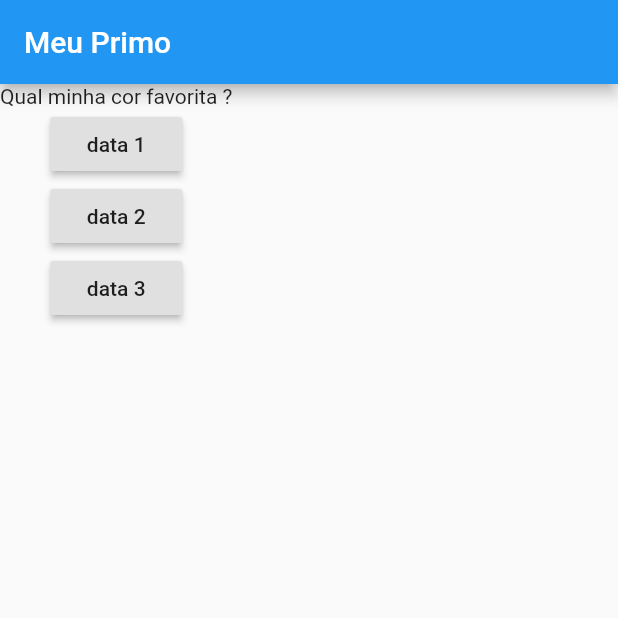
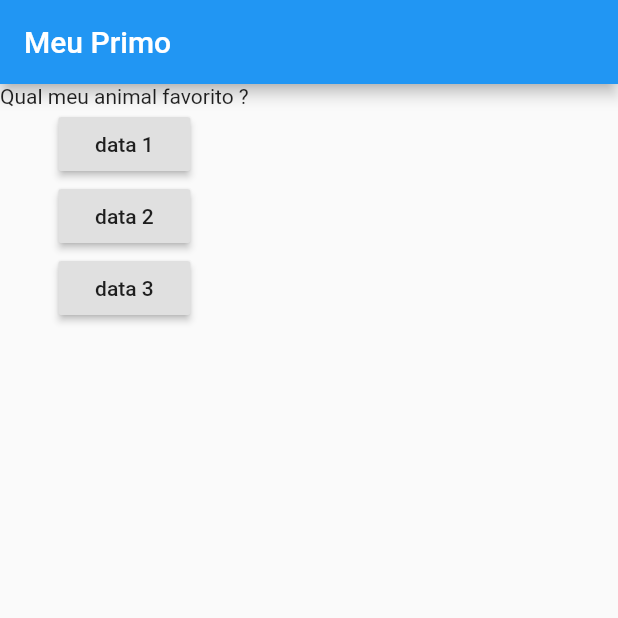
Before and after one commit to mavmaso/flutter_complete_guide, a Flutter app: the screen it shows after launch, after a tap on "data 2", on a phone screen of 412 x 824 dp, the top half of it. Run offline on Flutter 3.47's test engine with Material 2 defaults, Android fonts, the phone set to English and light mode, and no system bars.

```diff
--- a/lib/main.dart
+++ b/lib/main.dart
@@ -1,4 +1,6 @@
 import 'package:flutter/material.dart';
+
+import './question.dart';
 
 void main() => runApp(MyApp());
 
@@ -30,14 +32,16 @@ class _MyAppState extends State<MyApp> {
         ),
         body: Column(
           children: [
-            Text(questions[_questionIndex]),
+            Question(
+              questions[_questionIndex],
+            ),
             RaisedButton(
               child: Text('data 1'),
               onPressed: _answerQuestion,
             ),
             RaisedButton(
               child: Text('data 2'),
-              onPressed: () => print('Resposta 2'),
+              onPressed: _answerQuestion,
             ),
             RaisedButton(
               child: Text('data 3'),
--- /dev/null
+++ b/lib/question.dart
@@ -0,0 +1,12 @@
+import 'package:flutter/material.dart';
+
+class Question extends StatelessWidget {
+  final String questionText;
+
+  Question(this.questionText);
+
+  @override
+  Widget build(BuildContext context) {
+    return Text(questionText);
+  }
+}
```
